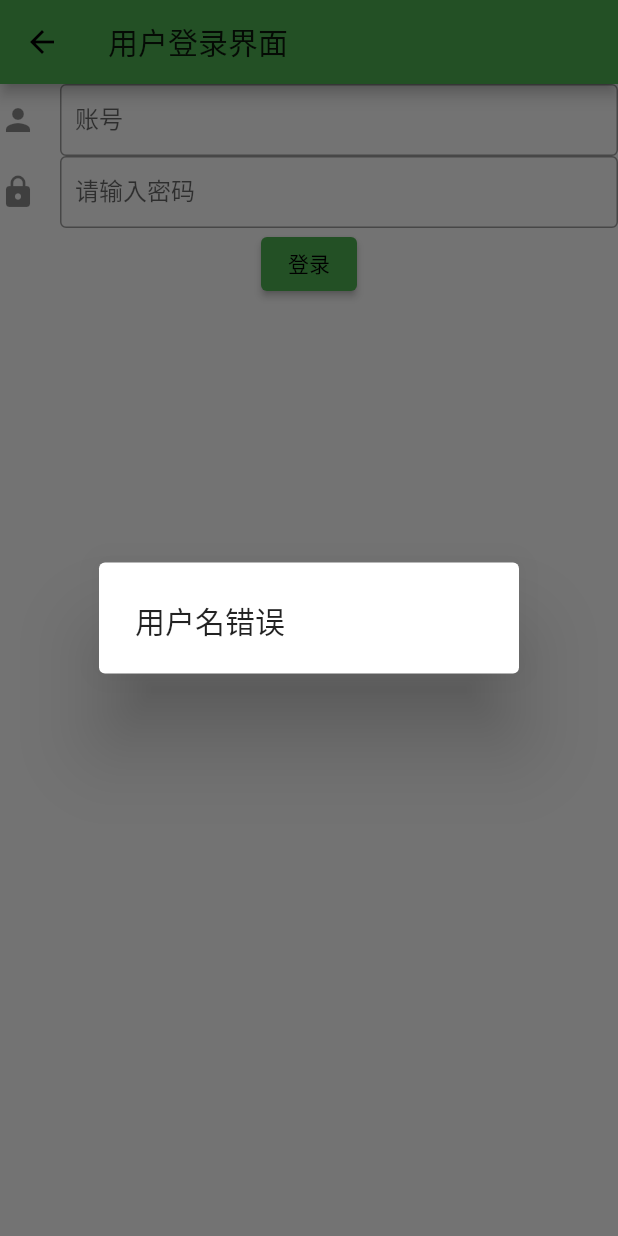
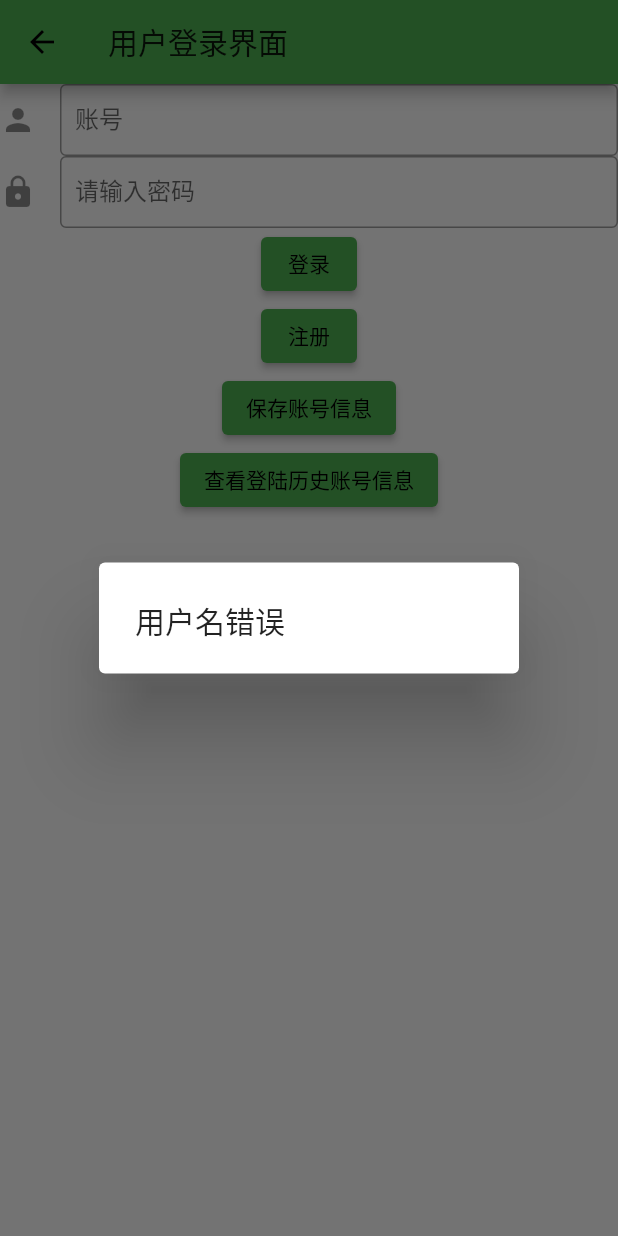
Before and after one commit to Q574310511/Mobile-Network, a Flutter app: the login_01 screen opened directly, after a tap on "登录", on a phone screen of 412 x 824 dp. Run offline on Flutter 3.47's test engine with Material 2 defaults, Android fonts, the phone set to English and light mode, and no system bars; our stand-ins replace fluttertoast, shared_preferences, sqflite; missing offline and left inert: flutter_webview_plugin; accounts and stored records are empty.

Commit message:
晖某人实验四前3分提交

```diff
--- a/lib/5120184727/Home.dart
+++ b/lib/5120184727/Home.dart
@@ -93,7 +93,6 @@ class HomeState extends State<Home> {
                   ]),
             ),
             body:
-
               new TabBarView(
                 children: [
                   RefreshIndicator(
@@ -153,6 +152,7 @@ class HomeState extends State<Home> {
                       },
                     ),
                   ),
+
                   Acg(),
                 ],),
         ),
--- a/lib/5120184727/MainPage.dart
+++ b/lib/5120184727/MainPage.dart
@@ -2,40 +2,6 @@ import 'package:flutter/material.dart';
 import 'package:flutterapp/5120184727/Manual.dart';
 import 'package:flutterapp/5120184727/Home.dart';
 import 'package:flutterapp/5120184727/Personal.dart';
-
-/*class NewsPage extends StatelessWidget {
-  @override
-  Widget build(BuildContext context) {
-    return MaterialApp(
-      //去掉debug标签
-      debugShowCheckedModeBanner: false,
-      home: Scaffold(
-        appBar: AppBar(
-          title: Text('晖的新闻浏览器'),
-          //标题不居中
-          centerTitle: false,
-          leading: IconButton(
-            icon: Icon(Icons.backspace),
-            onPressed: () {
-              Navigator.of(context)..pop();
-            },
-          ),
-          actions: <Widget>[
-            IconButton(
-              icon: Icon(Icons.adjust),
-              onPressed: () {
-                Navigator.push(context, MaterialPageRoute(builder: (context) {
-                  return Manual();
-                }));
-              },
-            ),
-          ],
-
-        ),
-      ),
-    );
-  }
-}*/
 
   class NewsPage extends StatefulWidget {
   @override
--- a/lib/5120184727/login_01.dart
+++ b/lib/5120184727/login_01.dart
@@ -1,11 +1,23 @@
 import 'package:flutter/material.dart';
 import 'package:flutter/services.dart';
 import 'package:flutterapp/5120184727/MainPage.dart';
+import 'package:flutterapp/5120184727/Register.dart';
+import 'package:shared_preferences/shared_preferences.dart';
+
+import 'package:flutterapp/database.dart';
+import 'package:sqflite/sqflite.dart';
+import 'package:path/path.dart';
+import 'package:flutter/cupertino.dart';
+import 'package:fluttertoast/fluttertoast.dart';
+
+
 class login_01 extends StatefulWidget{
   @override
   State<StatefulWidget> createState() => login_01State();
 }
 class login_01State extends State<login_01>{
+  final String mUserPhone = "userPhone";
+  final String mUserPwd = "userPwd";
   TextEditingController phoneController = TextEditingController();
   TextEditingController passController = TextEditingController();
 
@@ -55,36 +67,81 @@ class login_01State extends State<login_01>{
             onPressed: _login,
             child: Text('登录'),
           ),
+          ElevatedButton(
+            style: ButtonStyle(
+              backgroundColor: MaterialStateProperty.all(Colors.green),
+            ),
+            onPressed: (){Navigator.push(context,MaterialPageRoute(builder: (context)=>Register()));
+            },
+            child: Text('注册'),
+          ),
+          ElevatedButton(
+            style: ButtonStyle(
+              backgroundColor: MaterialStateProperty.all(Colors.green),
+            ),
+            onPressed: () {
+              save();
+            },
+            child: Text('保存账号信息'),
+          ),
+          ElevatedButton(
+            style: ButtonStyle(
+              backgroundColor: MaterialStateProperty.all(Colors.green),
+            ),
+            onPressed: (){
+              Future<String> userPhone = getphone();
+              Future<String> userPwd = getpwd();
+              userPhone.then((String userPhone){
+                ScaffoldMessenger.of(context).showSnackBar(
+                  SnackBar(content: Text("账号：$userPhone"))
+                );
+              });
+              userPwd.then((String userPwd){
+                ScaffoldMessenger.of(context).showSnackBar(
+                    SnackBar(content: Text("密码：$userPwd"))
+                );
+              });
+            },
+            child: Text('查看登陆历史账号信息'),
+          ),
+
         ],
       ),
     );
   }
   void _login() {
     print({'phone': phoneController.text, 'password': passController.text});
+    Future<String> pwd = _GetPwd(phoneController.text);
+
+    pwd.then((String pwd){
       if (phoneController.text.length != 11) {
         showDialog(
-          context: context,
+            context: this.context,
             builder: (context) => AlertDialog(
               title: Text('用户名错误'),
             ));
       } else if (passController.text.length == 0) {
         showDialog(
-          context: context,
+            context: this.context,
             builder: (context) => AlertDialog(
               title: Text('请填写密码'),
             ));
-    } else {
-      /*showDialog(
-          context: context,
+      }else if(passController.text != pwd){
+        showDialog(
+            context: this.context,
             builder: (context) => AlertDialog(
-            title: Text('成功'),
-          ));*/
-      Navigator.push(context, MaterialPageRoute(builder: (context) {
+              title: Text('密码错误'),
+            ));
+      }
+      else {
+        Navigator.push(this.context, MaterialPageRoute(builder: (context) {
           return NewsPage();
         }));
         phoneController.clear();
         passController.clear();
       }
+    });
+
   }
 
   void onTextClear() {
@@ -93,4 +150,36 @@ class login_01State extends State<login_01>{
         passController.clear();
       });
   }
+
+  save() async{
+    final phone = await SharedPreferences.getInstance();
+    final password = await SharedPreferences.getInstance();
+    phone.setString(mUserPhone,phoneController.value.text.toString());
+    password.setString(mUserPwd,passController.value.text.toString());
   }
+
+  Future<String> getphone() async {
+    var userName;
+    SharedPreferences prefs = await SharedPreferences.getInstance();
+    userName=prefs.get(mUserPhone);//取数据
+    return userName;
+  }
+
+  Future<String> getpwd() async {
+    var userPwd;
+    SharedPreferences prefs = await SharedPreferences.getInstance();
+    userPwd=prefs.get(mUserPwd);//取数据
+    return userPwd;
+  }
+}
+
+Future<String> _GetPwd(String phone) async{
+  TableTestProvider testProvider = TableTestProvider();
+  var databasePath = await getDatabasesPath();
+  String path = join(databasePath,"demo.db");
+
+  await testProvider.open(path);
+
+  Test change = await testProvider.getTodo(phone);
+  return change.pwd.toString();
+}
--- a/pubspec.yaml
+++ b/pubspec.yaml
@@ -28,8 +28,12 @@ dependencies:
   # The following adds the Cupertino Icons font to your application.
   # Use with the CupertinoIcons class for iOS style icons.
   cupertino_icons: ^1.0.2
+  shared_preferences: ^2.0.6
   http: 0.13.3
   flutter_webview_plugin: ^0.3.4
+  sqflite: 2.0.0+3
+  fluttertoast: ^8.0.7
+
 
 dev_dependencies:
   flutter_test:
```
Also changed, not shown: lib/5120184727/ChangePwd.dart (added, +183 -0 lines), lib/5120184727/Personal.dart (+22 -7 lines), lib/5120184727/Register.dart (added, +165 -0 lines), lib/database.dart (added, +73 -0 lines), pubspec.lock. Lines whose indentation alone changed are shown as unchanged.
